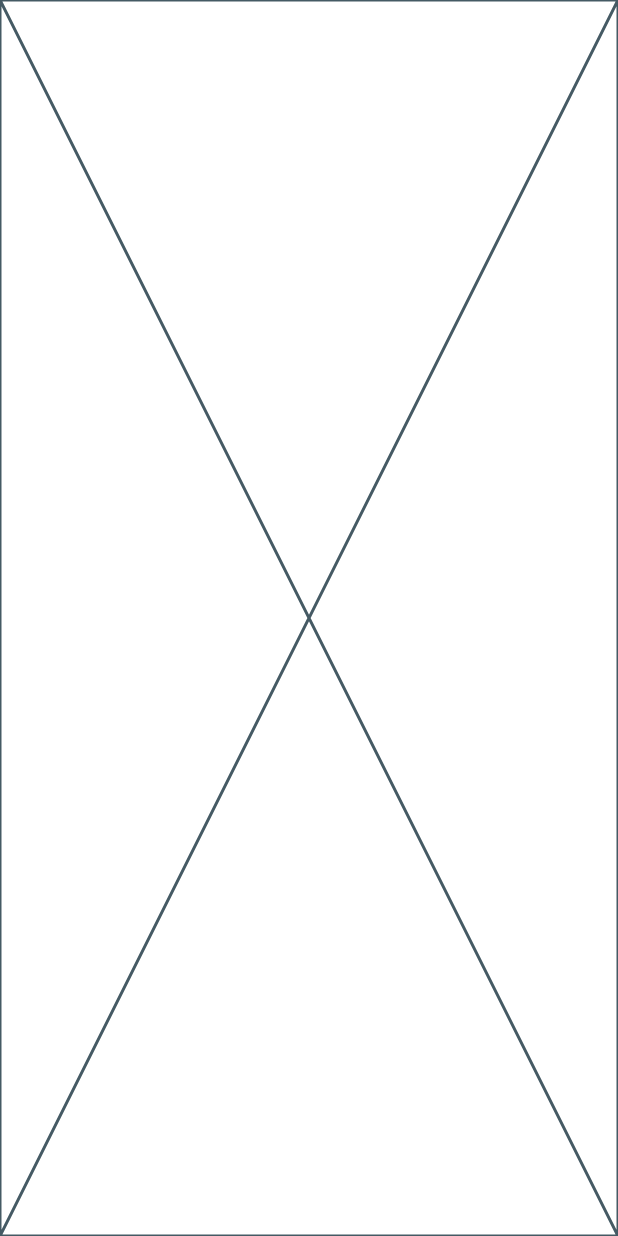
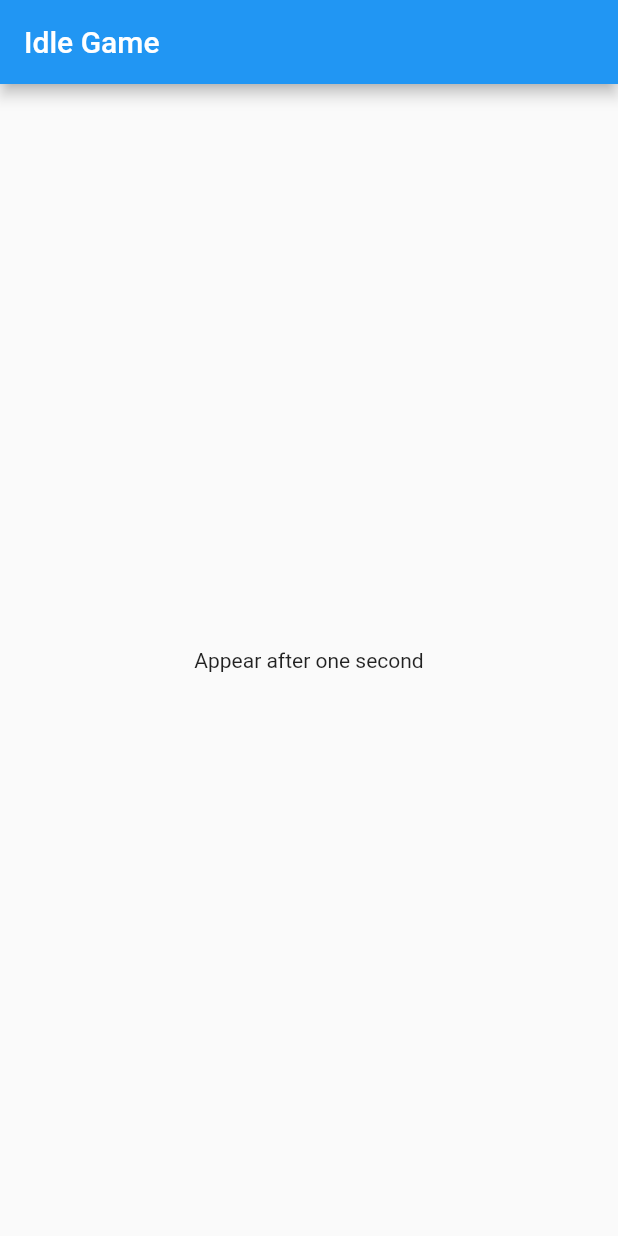
Before and after one commit to songyang-dev/vanier-mobile-async-programming, a Flutter app: the screen it shows after launch, on a phone screen of 412 x 824 dp. Run offline on Flutter 3.47's test engine with Material 2 defaults, Android fonts, the phone set to English and light mode, and no system bars.

Commit message:
Appear after one second

```diff
--- /dev/null
+++ b/lib/home/home.dart
@@ -0,0 +1,36 @@
+import 'package:flutter/material.dart';
+
+class HomeScreen extends StatelessWidget {
+  const HomeScreen({super.key});
+
+  @override
+  Widget build(BuildContext context) {
+    return Scaffold(
+      appBar: AppBar(title: const Text("Idle Game")),
+      body: const AppearAfterOneSecond(),
+    );
+  }
+}
+
+class AppearAfterOneSecond extends StatelessWidget {
+  const AppearAfterOneSecond({
+    super.key,
+  });
+
+  @override
+  Widget build(BuildContext context) {
+    return FutureBuilder(
+      future: Future.delayed(
+          const Duration(seconds: 1), () => "Appear after one second"),
+      builder: (context, snapshot) {
+        if (snapshot.hasData) {
+          return Center(
+            child: Text(snapshot.data!),
+          );
+        } else {
+          return const Center(child: Text("Wait up!"));
+        }
+      },
+    );
+  }
+}
--- a/lib/main.dart
+++ b/lib/main.dart
@@ -1,4 +1,6 @@
 import 'package:flutter/material.dart';
+
+import 'home/home.dart';
 
 void main() {
   runApp(const AsyncProgrammingApp());
@@ -15,12 +17,3 @@ class AsyncProgrammingApp extends StatelessWidget {
     );
   }
 }
-
-class HomeScreen extends StatelessWidget {
-  const HomeScreen({super.key});
-
-  @override
-  Widget build(BuildContext context) {
-    return const Placeholder();
-  }
-}
```
